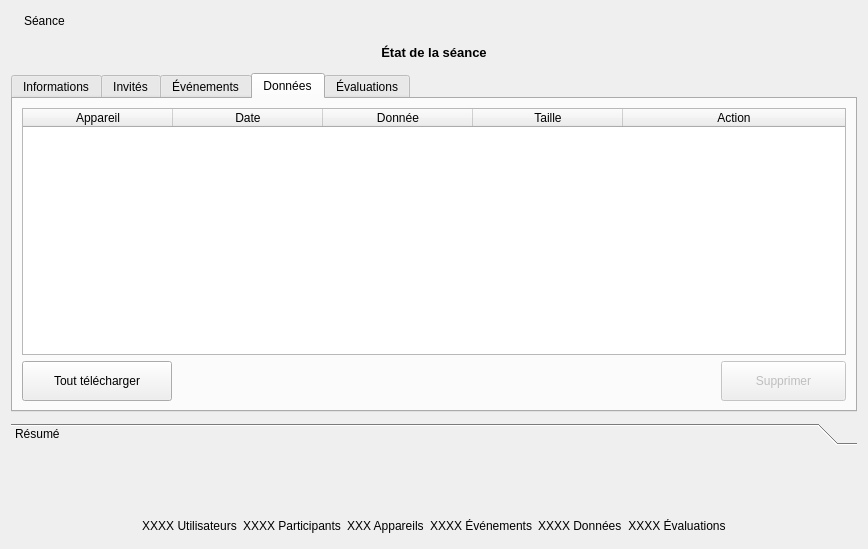
Above: client/src/editors/SessionWidget.ui from introlab/openteraplus before the change. Below: the same form after it.
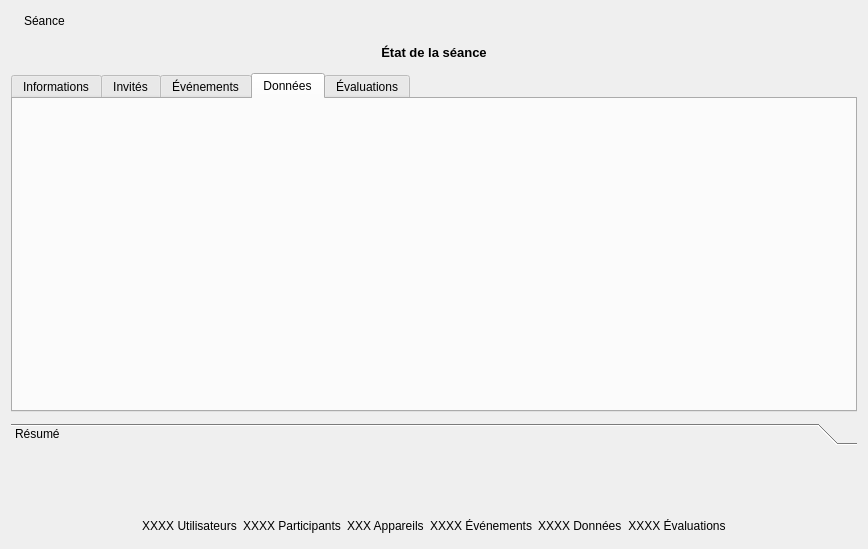
That is the form after the change. Icons and pictures are not drawn. Custom widgets are drawn as their Qt base class.

Patch:
```diff
--- a/client/src/editors/SessionWidget.ui
+++ b/client/src/editors/SessionWidget.ui
@@ -398,130 +398,6 @@
       <attribute name="title">
        <string>Données</string>
       </attribute>
-      <layout class="QVBoxLayout" name="verticalLayout_5">
-       <item>
-        <widget class="QTableWidget" name="tableData">
-         <property name="enabled">
-          <bool>true</bool>
-         </property>
-         <property name="editTriggers">
-          <set>QAbstractItemView::NoEditTriggers</set>
-         </property>
-         <property name="selectionMode">
-          <enum>QAbstractItemView::SingleSelection</enum>
-         </property>
-         <property name="selectionBehavior">
-          <enum>QAbstractItemView::SelectRows</enum>
-         </property>
-         <property name="sortingEnabled">
-          <bool>true</bool>
-         </property>
-         <attribute name="horizontalHeaderDefaultSectionSize">
-          <number>150</number>
-         </attribute>
-         <attribute name="horizontalHeaderShowSortIndicator" stdset="0">
-          <bool>true</bool>
-         </attribute>
-         <attribute name="horizontalHeaderStretchLastSection">
-          <bool>true</bool>
-         </attribute>
-         <column>
-          <property name="text">
-           <string>Appareil</string>
-          </property>
-         </column>
-         <column>
-          <property name="text">
-           <string>Date</string>
-          </property>
-         </column>
-         <column>
-          <property name="text">
-           <string>Donnée</string>
-          </property>
-         </column>
-         <column>
-          <property name="text">
-           <string>Taille</string>
-          </property>
-         </column>
-         <column>
-          <property name="text">
-           <string>Action</string>
-          </property>
-         </column>
-        </widget>
-       </item>
-       <item>
-        <layout class="QHBoxLayout" name="horizontalLayout">
-         <item>
-          <widget class="QPushButton" name="btnDownloadAll">
-           <property name="enabled">
-            <bool>true</bool>
-           </property>
-           <property name="minimumSize">
-            <size>
-             <width>150</width>
-             <height>40</height>
-            </size>
-           </property>
-           <property name="cursor">
-            <cursorShape>PointingHandCursor</cursorShape>
-           </property>
-           <property name="text">
-            <string>Tout télécharger</string>
-           </property>
-           <property name="icon">
-            <iconset resource="../../resources/TeraClient.qrc">
-             <normaloff>:/icons/save.png</normaloff>:/icons/save.png</iconset>
-           </property>
-           <property name="iconSize">
-            <size>
-             <width>20</width>
-             <height>20</height>
-            </size>
-           </property>
-          </widget>
-         </item>
-         <item>
-          <spacer name="horizontalSpacer">
-           <property name="orientation">
-            <enum>Qt::Horizontal</enum>
-           </property>
-           <property name="sizeHint" stdset="0">
-            <size>
-             <width>40</width>
-             <height>20</height>
-            </size>
-           </property>
-          </spacer>
-         </item>
-         <item>
-          <widget class="QPushButton" name="btnDelData">
-           <property name="enabled">
-            <bool>false</bool>
-           </property>
-           <property name="minimumSize">
-            <size>
-             <width>125</width>
-             <height>40</height>
-            </size>
-           </property>
-           <property name="cursor">
-            <cursorShape>PointingHandCursor</cursorShape>
-           </property>
-           <property name="text">
-            <string>Supprimer</string>
-           </property>
-           <property name="icon">
-            <iconset resource="../../resources/TeraClient.qrc">
-             <normaloff>:/icons/delete.png</normaloff>:/icons/delete.png</iconset>
-           </property>
-          </widget>
-         </item>
-        </layout>
-       </item>
-      </layout>
      </widget>
      <widget class="QWidget" name="tabTests">
       <attribute name="icon">
@@ -916,6 +792,12 @@
    <header>widgets/SessionInviteWidget.h</header>
    <container>1</container>
   </customwidget>
+  <customwidget>
+   <class>AssetsWidget</class>
+   <extends>QWidget</extends>
+   <header>widgets/AssetsWidget.h</header>
+   <container>1</container>
+  </customwidget>
  </customwidgets>
  <resources>
   <include location="../../resources/TeraClient.qrc"/>
```
Left out of the diff: 2 changed lines with no effect on the pictures.
